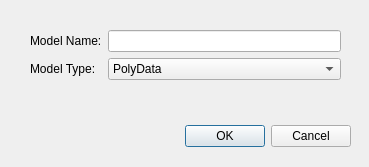
SimVascular/SimVascular, file Code/Source/Plugins/org.sv.gui.qt.modeling/src/internal/svModelCreate.ui: the form before one commit.
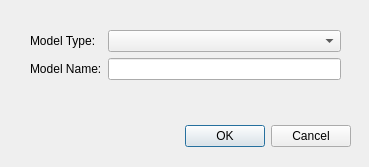
The form after the commit.

```diff
--- a/Code/Source/Plugins/org.sv.gui.qt.modeling/src/internal/svModelCreate.ui
+++ b/Code/Source/Plugins/org.sv.gui.qt.modeling/src/internal/svModelCreate.ui
@@ -42,41 +42,25 @@
     </rect>
    </property>
    <layout class="QFormLayout" name="formLayout">
-    <item row="0" column="0">
+    <item row="1" column="0">
      <widget class="QLabel" name="label">
       <property name="text">
        <string>Model Name:</string>
       </property>
      </widget>
     </item>
-    <item row="0" column="1">
+    <item row="1" column="1">
      <widget class="QLineEdit" name="lineEditModelName"/>
     </item>
-    <item row="1" column="0">
+    <item row="0" column="0">
      <widget class="QLabel" name="label_2">
       <property name="text">
        <string>Model Type:</string>
       </property>
      </widget>
     </item>
-    <item row="1" column="1">
-     <widget class="QComboBox" name="comboBoxType">
-      <item>
-       <property name="text">
-        <string>PolyData</string>
-       </property>
-      </item>
-      <item>
-       <property name="text">
-        <string>OpenCASCADE</string>
-       </property>
-      </item>
-      <item>
-       <property name="text">
-        <string>Parasolid</string>
-       </property>
-      </item>
-     </widget>
+    <item row="0" column="1">
+     <widget class="QComboBox" name="comboBoxType"/>
     </item>
    </layout>
   </widget>
```
